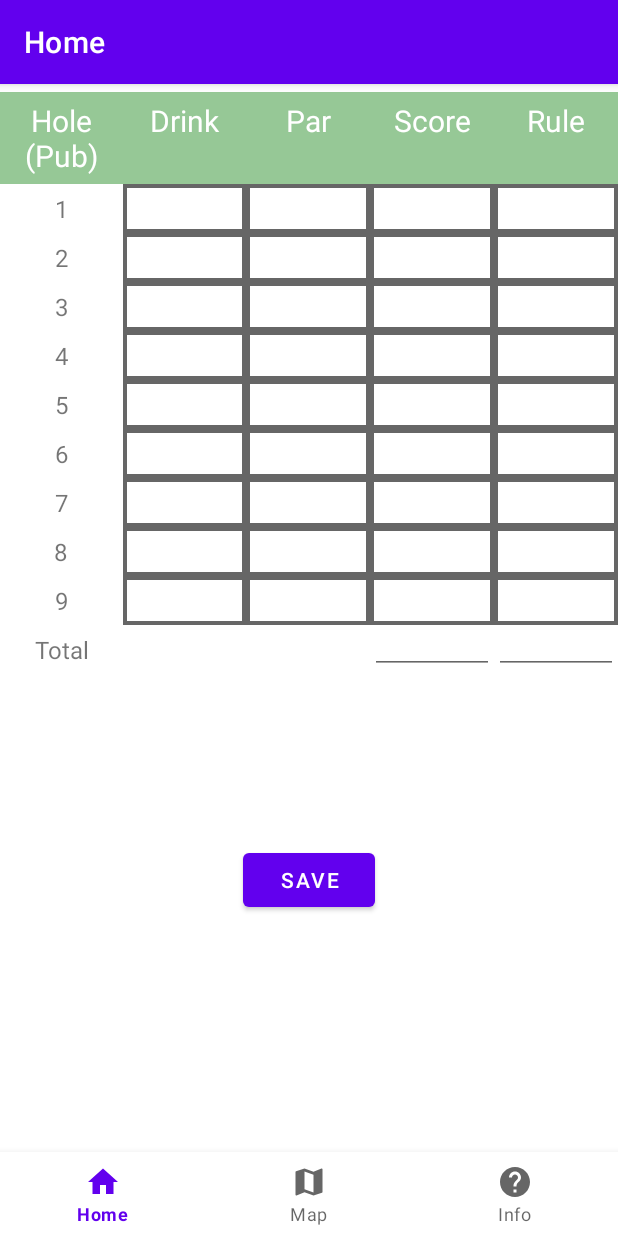
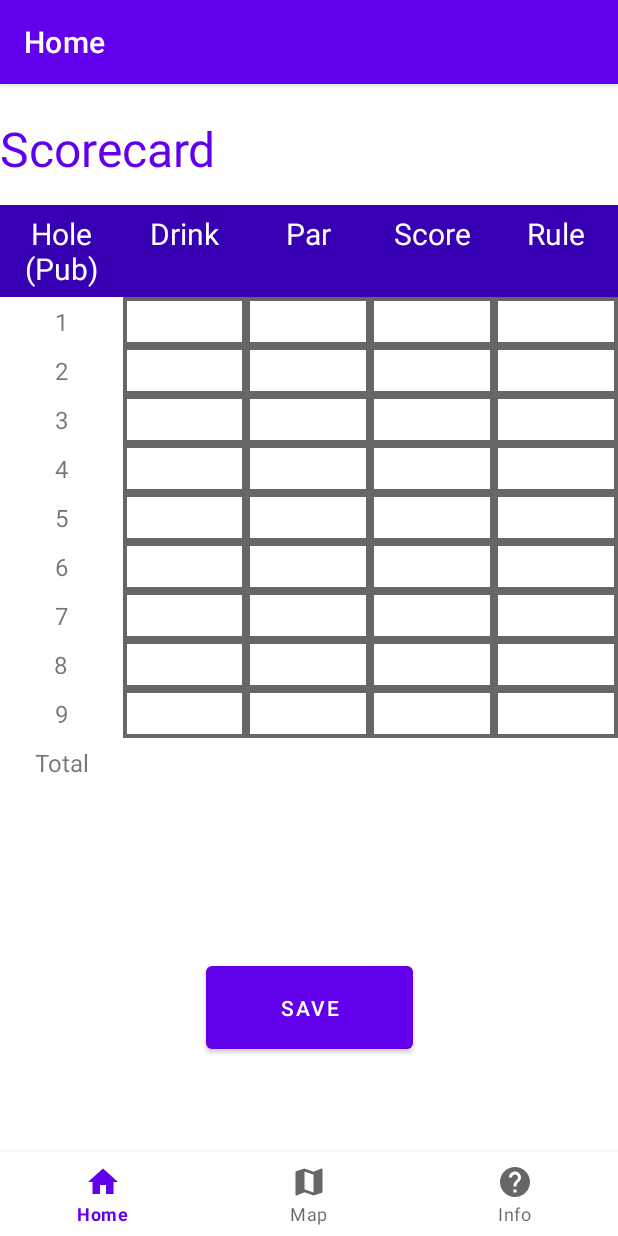
Before and after one commit to christianielsen/PubGolfApp, an Android app: the screen it shows after launch (MainActivity), on a phone screen of 412 x 824 dp. Run offline under Robolectric (Android 15) with nearby library versions, the phone set to English and light mode, and no system bars; our stand-ins replace navigation-ui.

Commit message:
Added total calculation for score

```diff
--- a/app/src/main/res/layout/fragment_home.xml
+++ b/app/src/main/res/layout/fragment_home.xml
@@ -6,6 +6,18 @@
     android:layout_height="match_parent"
     tools:context=".ui.home.HomeFragment">
 
+    <TextView
+        android:id="@+id/textView"
+        android:layout_width="wrap_content"
+        android:layout_height="wrap_content"
+        android:layout_marginTop="16dp"
+        android:layout_marginBottom="16dp"
+        android:text="Scorecard"
+        android:textColor="@color/purple_500"
+        android:textSize="32dp"
+        app:layout_constraintBottom_toTopOf="@+id/tableLayout"
+        app:layout_constraintTop_toTopOf="parent" />
+
     <TableLayout
         android:id="@+id/tableLayout"
         android:layout_width="match_parent"
@@ -13,6 +25,7 @@
 
         android:layout_margin="0dp"
         android:layout_marginStart="32dp"
+        android:layout_marginTop="24dp"
         android:layout_marginBottom="113dp"
         android:background="@android:color/white"
         app:layout_constraintBottom_toTopOf="@+id/button"
@@ -22,7 +35,7 @@
         app:layout_constraintTop_toTopOf="parent">
 
         <!--Top column-->
-        <TableRow android:background="@color/colorGreen">
+        <TableRow android:background="@color/purple_700">
 
             <TextView
                 android:layout_width="0dp"
@@ -75,7 +88,7 @@
                 android:textSize="20sp" />
         </TableRow>
         <!--Row 1-->
-        <TableRow>
+        <TableRow android:textColor="@color/black">
 
             <TextView
                 android:layout_width="0dp"
@@ -627,16 +640,18 @@
                 android:text="@string/nothing"
                 android:textSize="16sp" />
 
-            <EditText
+            <TextView
+                android:id="@+id/total"
                 android:layout_width="0dp"
                 android:layout_height="wrap_content"
                 android:layout_weight="4"
                 android:gravity="center_horizontal"
                 android:padding="5sp"
                 android:text="@string/nothing"
+                android:textColor="@color/black"
                 android:textSize="16sp" />
 
-            <EditText
+            <TextView
                 android:layout_width="0dp"
                 android:layout_height="wrap_content"
                 android:layout_weight="4"
@@ -650,8 +665,8 @@
 
     <Button
         android:id="@+id/button"
-        android:layout_width="wrap_content"
-        android:layout_height="wrap_content"
+        android:layout_width="138dp"
+        android:layout_height="67dp"
         android:layout_marginTop="113dp"
         android:text="Save"
         app:layout_constraintEnd_toEndOf="parent"
```
Also changed, not shown: app/src/main/java/aston/cs3mdd/pubgolf/MainActivity.java (+26 -3 lines).
